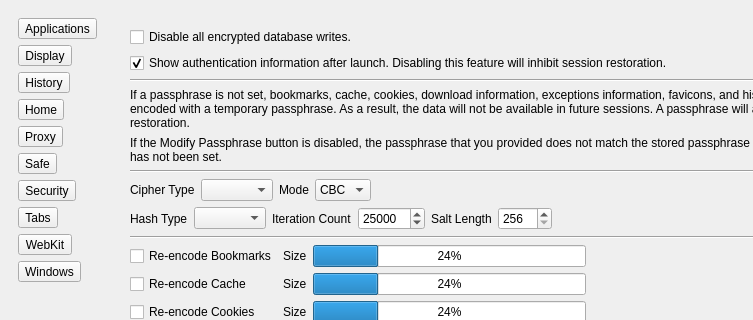
Qt form Version 1.x/UI/dsettings.ui (textbrowser/dooble) before a commit; both pictures show x 0 to 753 and y 0 to 320 of the 900 by 600 pixel window.
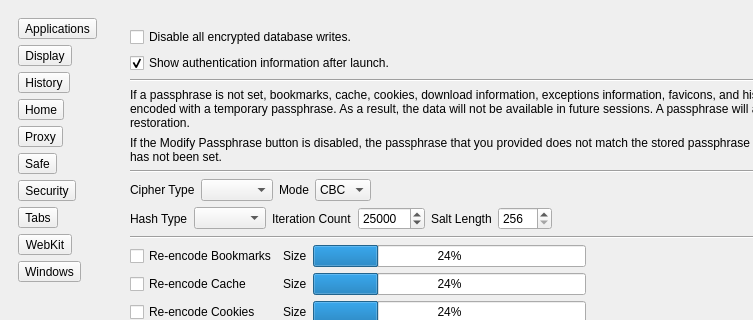
The same form after that commit. The open tabs and pages were chosen to show the change. Custom widgets are drawn as their Qt base class.

Commit message: Late authentications are allowed.

What changed in the file:
```diff
--- a/Version 1.x/UI/dsettings.ui
+++ b/Version 1.x/UI/dsettings.ui
@@ -2577,7 +2577,7 @@
                 <item>
                  <widget class="QCheckBox" name="showAuthenticationCheckBox">
                   <property name="text">
-                   <string>Show authentication information after launch. Disabling this feature will inhibit session restoration.</string>
+                   <string>Show authentication information after launch.</string>
                   </property>
                   <property name="checked">
                    <bool>true</bool>
```
The commit also changes 1 other file.
